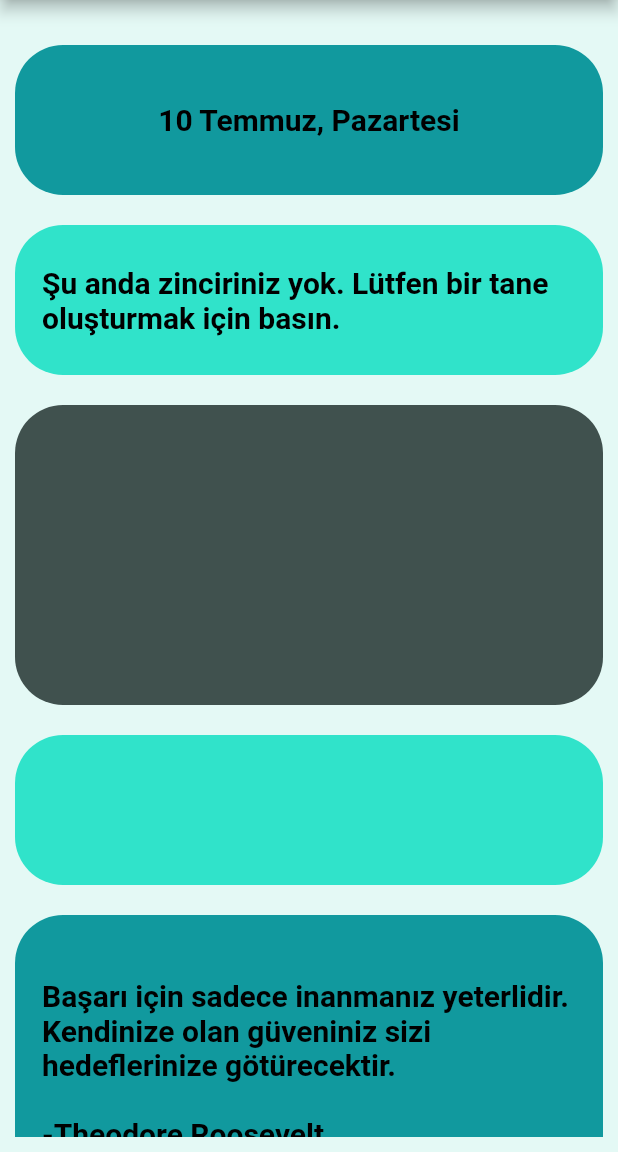
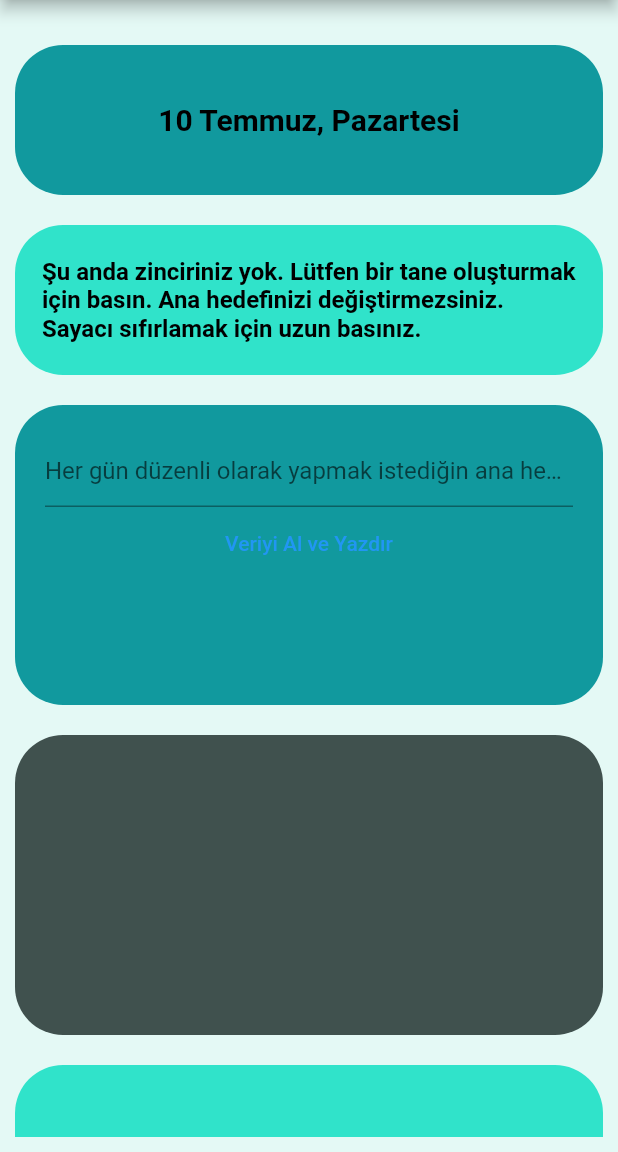
Before and after one commit to Erimsaholut/NewLife-app, a Flutter app: the screen it shows after launch, after a tap on an icon or button, on a phone screen of 412 x 824 dp, the part 84-1236 px from its top. Run offline on Flutter 3.47's test engine with Material 2 defaults, Android fonts, the light colour scheme and no system bars; drawn by our look-alikes of auto_size_text; our stand-ins replace shared_preferences.

Commit message:
widgetIsland widget and (adding and deleting goal section)

```diff
--- a/lib/chain.dart
+++ b/lib/chain.dart
@@ -1,29 +1,34 @@
 import 'package:shared_preferences/shared_preferences.dart';
 
+Future<String> chain() async {
+  final SharedPreferences prefs = await SharedPreferences.getInstance();
 
-Future<String> chain() async{
-
-final SharedPreferences prefs = await SharedPreferences.getInstance();
-// await prefs.setInt("dateTimeYear", 2022);
-// await prefs.setInt("dateTimeMonth", 4);
-// await prefs.setInt("dateTimeDay", 25);
-
-  await prefs.remove('dateTimeYear');
-  await prefs.remove('dateTimeMonth');
-  await prefs.remove('dateTimeDay');
-
-final int? year = prefs.getInt('dateTimeYear');
-final int? month = prefs.getInt('dateTimeMonth');
-final int? day = prefs.getInt('dateTimeDay');
+  final int? year = prefs.getInt('dateTimeYear');
+  final int? month = prefs.getInt('dateTimeMonth');
+  final int? day = prefs.getInt('dateTimeDay');
 
   if (year == null) {
-    return "Şu anda zinciriniz yok. Lütfen bir tane oluşturmak için basın.";
+    return "Şu anda zinciriniz yok. Lütfen bir tane oluşturmak için basın. Ana hedefinizi değiştirmezsiniz. Sayacı sıfırlamak için uzun basınız.";
   } else {
-    DateTime startingDate = DateTime(year!,month!,day!);
-    DateTime bugun = DateTime.now();
+    DateTime startingDate = DateTime(year!, month!, day!);
+    DateTime today = DateTime.now();
 
-    int daysPast = bugun.difference(startingDate).inDays;
+    int daysPast = today.difference(startingDate).inDays+1;
 
     return "Zinciri $daysPast gündür kırmadınız.";
   }
 }
+
+Future<void> startChain() async {
+  final SharedPreferences prefs = await SharedPreferences.getInstance();
+  await prefs.setInt("dateTimeYear", DateTime.now().year);
+  await prefs.setInt("dateTimeMonth", DateTime.now().month);
+  await prefs.setInt("dateTimeDay", DateTime.now().day);
+}
+
+Future<void> breakChain() async {
+  final SharedPreferences prefs = await SharedPreferences.getInstance();
+  await prefs.remove('dateTimeYear');
+  await prefs.remove('dateTimeMonth');
+  await prefs.remove('dateTimeDay');
+}
--- a/lib/daily_quote.dart
+++ b/lib/daily_quote.dart
@@ -1,5 +1,7 @@
+import 'package:flutter/material.dart';
 import 'dart:convert' show json;
 import 'package:flutter/services.dart' show rootBundle;
+import 'package:new_life/islands.dart';
 
 String quotePath = "assets/quotes/daily_quotes.json";
 
@@ -24,3 +26,17 @@ Future<String> dailyQuote() async {
   }
   return quote;
 }
+
+class Chain extends StatefulWidget {
+  const Chain({super.key});
+
+  @override
+  State<Chain> createState() => _ChainState();
+}
+
+class _ChainState extends State<Chain>{
+  @override
+  Widget build(BuildContext context) {
+    return const Placeholder();
+  }
+}
--- a/lib/islands.dart
+++ b/lib/islands.dart
@@ -3,14 +3,16 @@ import 'package:auto_size_text/auto_size_text.dart';
 
 class Island extends StatelessWidget {
   final Color themeColor;
-  final IconData? myIcon;
   final String text;
   final double size;
+  final VoidCallback? onPressed;
+  final VoidCallback? onLongPressed;
 
   const Island({
     Key? key,
     required this.themeColor,
-    this.myIcon,
+    this.onPressed,
+    this.onLongPressed,
     this.text = "",
     this.size = 1,
   }) : super(key: key);
@@ -27,18 +29,8 @@ class Island extends StatelessWidget {
             borderRadius: const BorderRadius.all(Radius.circular(32.0)),
           ),
           child: TextButton(
-            onPressed: () {},
-            child: Row(
-              children: [
-                if (myIcon != null)
-                  Expanded(
-                    child: Icon(
-                      myIcon,
-                      color: Colors.black,
-                    ),
-                  ),
-                Expanded(
-                  flex: myIcon != null ? 3 : 4,
+            onPressed: onPressed,
+            onLongPress: onLongPressed,
             child: Center(
               child: AutoSizeText(
                 text,
@@ -51,9 +43,6 @@ class Island extends StatelessWidget {
               ),
             ),
           ),
-              ],
-            ),
-          ),
         ),
         const SizedBox(
           height: 20,
--- a/lib/main.dart
+++ b/lib/main.dart
@@ -1,7 +1,9 @@
 import 'package:flutter/material.dart';
-import 'package:new_life/daily_quote.dart'as quote_utils;
+import 'package:new_life/daily_quote.dart' as quote_utils;
 import 'package:new_life/islands.dart';
+import 'package:new_life/widgetIsland.dart';
 import 'chain.dart' as chain_utils;
+import 'chain.dart';
 import 'formatted_date.dart';
 
 void main() {
@@ -15,6 +17,8 @@ Color themeColor4 = const Color.fromARGB(255, 228, 249, 245);
 
 String chainText = "";
 String quoteText = "";
+String enteredText = "";
+bool editChain = false;
 
 class MyApp extends StatelessWidget {
   const MyApp({super.key});
@@ -31,7 +35,7 @@ class MyApp extends StatelessWidget {
 }
 
 class MyHomePage extends StatefulWidget {
-  const MyHomePage({super.key,required this.title});
+  const MyHomePage({super.key, required this.title});
 
   final String title;
 
@@ -48,7 +52,7 @@ class _MyHomePageState extends State<MyHomePage> {
 
   void initializeChain() async {
     String chain = await chain_utils.chain();
-    String quote = await quote_utils.dailyQuote();// chain fonksiyonunu çağırarak zincirin durumunu alıyoruz
+    String quote = await quote_utils.dailyQuote();
     setState(() {
       chainText = chain;
       quoteText = quote;
@@ -75,18 +79,66 @@ class _MyHomePageState extends State<MyHomePage> {
               Island(
                 themeColor: themeColor2,
                 text: formattedDate(),
-              ), // Tarih
+              ),
+              /*Tarih*/
+
               Island(
-                themeColor: themeColor1,
-                text: chainText, // chainText değişkenini kullanarak zincirin durumunu gösteriyoruz
+                  themeColor: themeColor1,
+                  text: chainText,
+                  onLongPressed: () {
+                    setState(() {
+                      print("kırıldı");
+                      breakChain();
+                    });
+                  },
+                  onPressed: (){setState(() {
+                    editChain=true;
+                  });},
               ),
-              Island(themeColor: themeColor3,size: 2,),
+              /* Chain */
+//todo şu widgetları taşıyabildiğin kadar dışarı taşi bide uygulamayı kapatıp tekrar açan bir fonksiyon bul oluyorsa chain üzerinden bir fonksiyon bul
+              WidgetIsland(
+                isVisible: editChain,
+                themeColor: themeColor2,
+                size: 2,
+                widget: Padding(
+                  padding: EdgeInsets.all(10.0),
+                  child: Column(
+                    children: [
+                      TextField(
+                        decoration: InputDecoration(
+                          hintText: "Her gün düzenli olarak yapmak istediğin ana hedefini gir.",
+                        ),
+                        onChanged: (value) {
+                          enteredText =
+                              value; // TextField'dan alınan veriyi enteredText değişkenine ata
+                        },
+                      ),
+                      TextButton(
+                        onPressed: () {
+                          setState(() {
+                            startChain();
+                          });
+                          print(enteredText); // Konsola enteredText'i yazdır
+                          editChain = false;
+                        },
+                        child: Text("Veriyi Al ve Yazdır"),
+                      ),
+                    ],
+                  ),
+                ),
+              ),
+              Island(
+                themeColor: themeColor3,
+                size: 2,
+              ),
               Island(themeColor: themeColor1),
               Island(
                 themeColor: themeColor2,
                 size: 2,
                 text: quoteText,
               ),
+              /*quote*/
               Island(themeColor: themeColor3),
             ],
           ),
--- /dev/null
+++ b/lib/widgetIsland.dart
@@ -0,0 +1,44 @@
+import 'package:flutter/material.dart';
+import 'package:auto_size_text/auto_size_text.dart';
+
+class WidgetIsland extends StatelessWidget {
+  final Color themeColor;
+  final String text;
+  final double size;
+  final VoidCallback? onPressed;
+  final Widget widget;
+  final bool isVisible; // isVisible değişkeni eklendi
+
+  WidgetIsland({
+    Key? key,
+    required this.themeColor,
+    required this.widget,
+    this.isVisible = false,
+    this.onPressed,
+    this.text = "",
+    this.size = 1,
+  }) : super(key: key);
+
+  @override
+  Widget build(BuildContext context) {
+    return Visibility(
+      visible: isVisible,
+      child: Column(
+        children: [
+          Container(
+            padding: const EdgeInsets.all(10),
+            height: 100 * size,
+            decoration: BoxDecoration(
+              color: themeColor,
+              borderRadius: const BorderRadius.all(Radius.circular(32.0)),
+            ),
+            child: widget,
+          ),
+          const SizedBox(
+            height: 20,
+          ),
+        ],
+      ),
+    );
+  }
+}
--- a/pubspec.yaml
+++ b/pubspec.yaml
@@ -31,6 +31,7 @@ dependencies:
   flutter:
     sdk: flutter
   flutter_localization: ^0.1.12
+  shared_preferences: ^2.2.0
 
 
   # The following adds the Cupertino Icons font to your application.
```
Also changed, not shown: pubspec.lock. Lines whose indentation alone changed are shown as unchanged.
